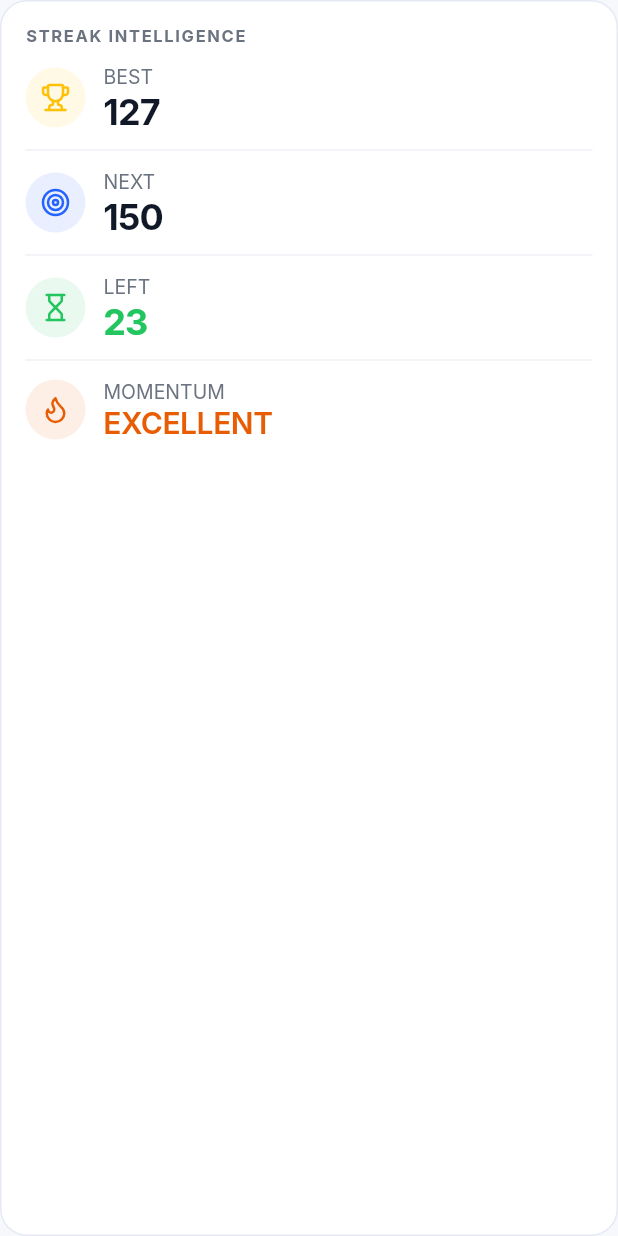
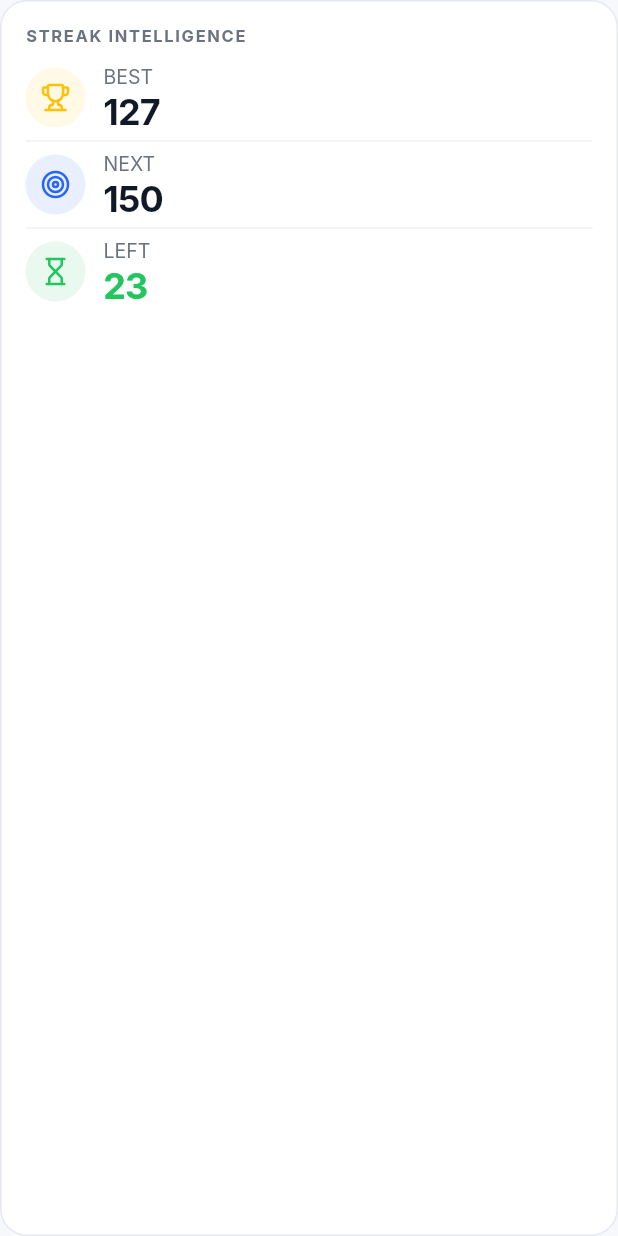
Before and after one commit to arham6212/unhooked, a Flutter app: the StreakIntelligenceCard widget shown alone on an empty page, opened directly, on a phone screen of 412 x 824 dp. Run offline on Flutter 3.47's test engine with Material 3 defaults, Android fonts, the phone set to English and light mode, and no system bars; our stand-ins replace flutter_animate, flutter_riverpod, go_router, google_sign_in, lucide_icons, supabase_flutter; accounts and stored records are empty; Roboto replaces fonts that are missing (Inter).

Commit message:
style(ui): make top cards compact and equal height
- Removed the 'MOMENTUM' row from StreakIntelligenceCard to prevent overflow and save space.
- Reduced the height of the dividers in StreakIntelligenceCard.
- Wrapped the Row containing the two cards with IntrinsicHeight and set crossAxisAlignment to stretch, ensuring both cards match in height.

```diff
--- a/lib/features/home/presentation/screens/home_screen_body.dart
+++ b/lib/features/home/presentation/screens/home_screen_body.dart
@@ -41,13 +41,15 @@ class _HomeScreenBodyState extends ConsumerState<HomeScreenBody> {
                     children: [
                       Padding(
                         padding: const EdgeInsets.symmetric(horizontal: AppSpacing.xl),
+                        child: IntrinsicHeight(
                           child: Row(
-                          crossAxisAlignment: CrossAxisAlignment.start,
+                            crossAxisAlignment: CrossAxisAlignment.stretch,
                             children: [
                               const Expanded(child: StreakIntelligenceCard()),
                               const SizedBox(width: AppSpacing.md),
                               const Expanded(child: Last30DaysCard()),
                             ],
+                          ),
                         ),
                       ),
                       const SizedBox(height: AppSpacing.xl),
--- a/lib/features/home/presentation/widgets/streak_intelligence_card.dart
+++ b/lib/features/home/presentation/widgets/streak_intelligence_card.dart
@@ -32,7 +32,7 @@ class StreakIntelligenceCard extends StatelessWidget {
             label: 'BEST',
             value: '127',
           ),
-          const Divider(height: AppSpacing.xl, color: AppColors.divider),
+          const Divider(height: AppSpacing.md, color: AppColors.divider),
           _buildRow(
             icon: LucideIcons.target,
             iconColor: AppColors.primary,
@@ -40,7 +40,7 @@ class StreakIntelligenceCard extends StatelessWidget {
             label: 'NEXT',
             value: '150',
           ),
-          const Divider(height: AppSpacing.xl, color: AppColors.divider),
+          const Divider(height: AppSpacing.md, color: AppColors.divider),
           _buildRow(
             icon: LucideIcons.hourglass,
             iconColor: AppColors.success,
@@ -48,16 +48,6 @@ class StreakIntelligenceCard extends StatelessWidget {
             label: 'LEFT',
             value: '23',
             valueColor: AppColors.success,
-          ),
-          const Divider(height: AppSpacing.xl, color: AppColors.divider),
-          _buildRow(
-            icon: LucideIcons.flame,
-            iconColor: const Color(0xFFE85D04), // Orange, allowed for specific icon match per user request
-            iconBg: const Color(0xFFE85D04).withValues(alpha: 0.1),
-            label: 'MOMENTUM',
-            value: 'EXCELLENT',
-            valueColor: const Color(0xFFE85D04),
-            isValueText: true,
           ),
         ],
       ),
```
Lines whose indentation alone changed are shown as unchanged.
